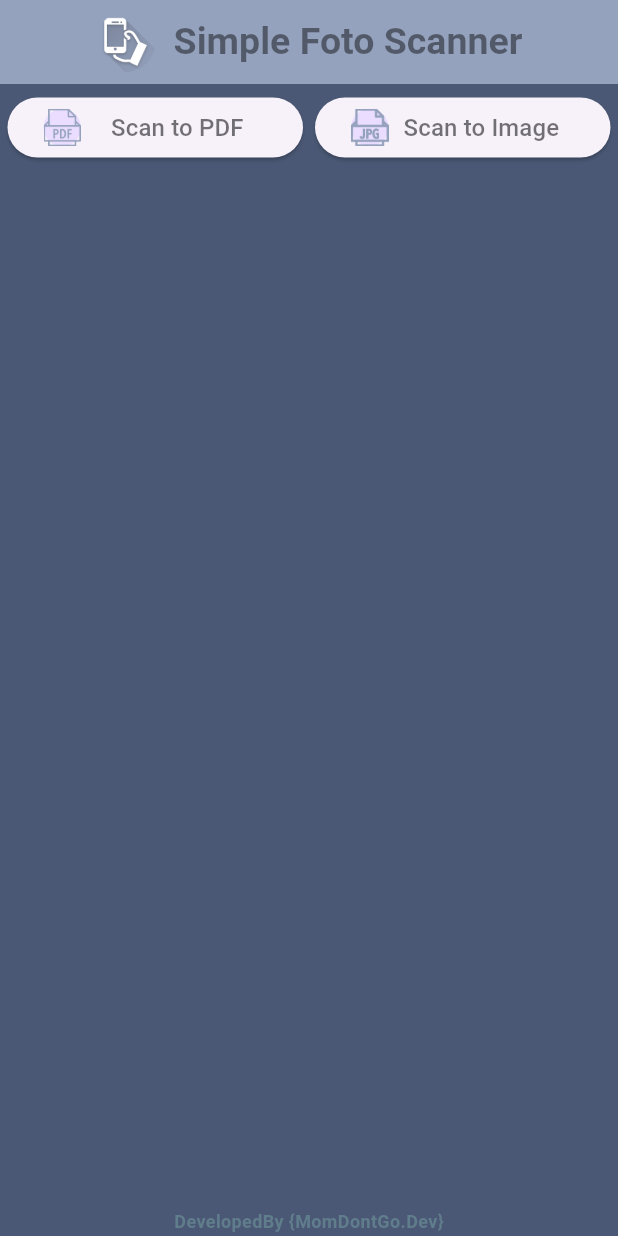
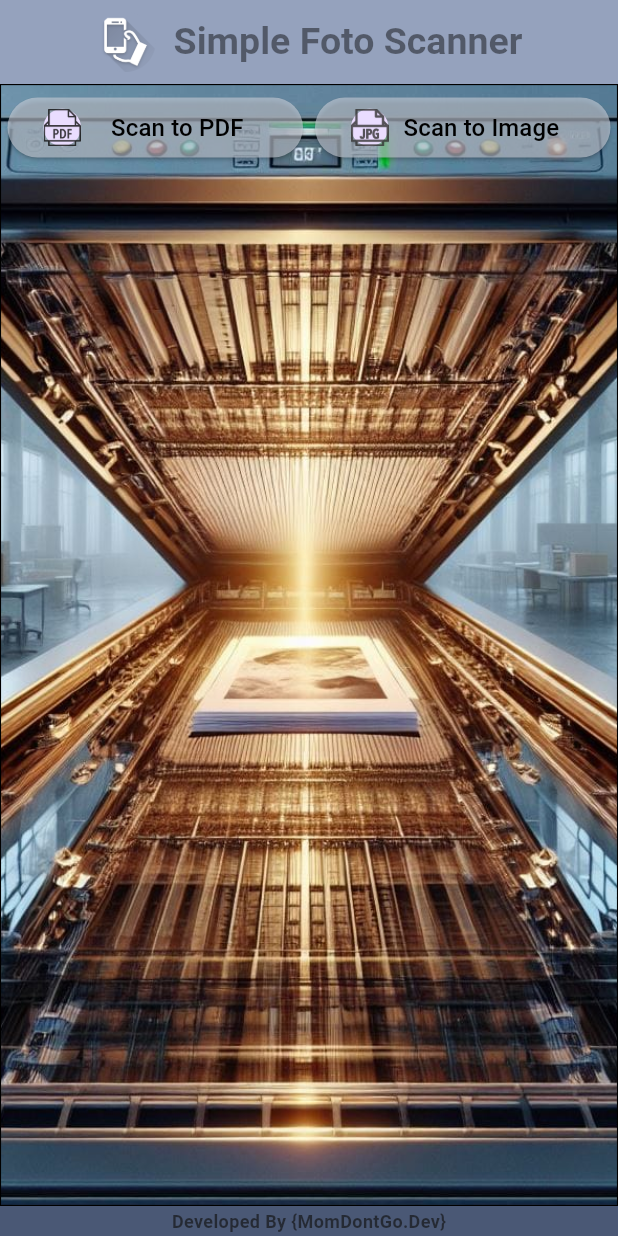
Before and after one commit to dimasb69/simple_foto_scanner, a Flutter app: the screen it shows after launch, on a phone screen of 412 x 824 dp. Run offline on Flutter 3.47's test engine with Material 3 defaults, Android fonts, the phone set to English and light mode, and no system bars; our stand-ins replace device_info_plus, permission_handler; missing offline and left inert: document_scanner_flutter, easy_pdf_viewer, open_file_plus.

Commit message:
Se agrega fondo y se estiliza botones

```diff
--- a/lib/functions_const.dart
+++ b/lib/functions_const.dart
@@ -118,7 +118,7 @@ Widget bottomDevName() {
               child: const Text('Developed',
                   style: TextStyle(
                       fontSize: 12,
-                      color: Colors.blueGrey,
+                      color: Color(0xA6111111),
                       fontWeight: FontWeight.bold)),
             ),
           ),
@@ -131,10 +131,10 @@ Widget bottomDevName() {
                   throw Exception('Could not launch $url');
                 }
               },
-              child: const Text('By {MomDontGo.Dev}',
+              child: const Text(' By {MomDontGo.Dev}',
                   style: TextStyle(
                       fontSize: 12,
-                      color: Colors.blueGrey,
+                      color: Color(0xA6111111),
                       fontWeight: FontWeight.bold)),
             ),
           ),
--- a/lib/main.dart
+++ b/lib/main.dart
@@ -16,10 +16,10 @@ void main() {
   runApp(MyApp());
 }
 
+
 class MyApp extends StatefulWidget {
   @override
   _MyAppState createState() => _MyAppState();
-
 }
 
 
@@ -104,7 +104,13 @@ class _MyAppState extends State<MyApp> {
             ],
           ),
         ),
-        body: Column(
+        body: Container(
+          decoration: const BoxDecoration(
+              image: DecorationImage(image: AssetImage("assets/scanner.png"), fit: BoxFit.fill)
+          ),
+          width: double.maxFinite,
+          height: double.maxFinite,
+          child: Column(
             children: [
               if (_scannedDocument != null || _scannedImage != null) ...[
                 if (imgChk)
@@ -167,14 +173,9 @@ class _MyAppState extends State<MyApp> {
                       flex: 1,
                       child: Builder(builder: (context) {
                         return ElevatedButton(
-                        style: ButtonStyle(
-                          backgroundColor: MaterialStateProperty.resolveWith<Color?>(
-                                (Set<MaterialState> states) {
-                              if (states.contains(MaterialState.pressed)) {
-                                return Theme.of(context).colorScheme.primary.withOpacity(0.5);
-                              }
-                            },
-                          ),
+                          style: const ButtonStyle(
+                            backgroundColor: MaterialStatePropertyAll(Color(
+                                0x96cdd2dc))
                           ),
                           onPressed: () => openPdfScanner(context),
                           child: const Row(
@@ -184,11 +185,13 @@ class _MyAppState extends State<MyApp> {
                                 width: 25,
                                 height: 25,
                                 child: CircleAvatar(
-                                child: Image(image: AssetImage('assets/pdf.png')),
+                                  child: Image(image: AssetImage('assets/pdf.png'), color: Color(
+                                      0xD8131313)
+                                  ),
                                 ),
                               ),
                               SizedBox(width: 20),
-                            Text("Scan to PDF", style: TextStyle(fontSize: 16, color: Colors.black54),)
+                              Text("Scan to PDF", style: TextStyle(fontSize: 16, color: Colors.black),)
                             ],
                           )
                         );
@@ -199,14 +202,8 @@ class _MyAppState extends State<MyApp> {
                       flex: 1,
                       child: Builder(builder: (context) {
                         return ElevatedButton(
-                          style: ButtonStyle(
-                            backgroundColor: MaterialStateProperty.resolveWith<Color?>(
-                                  (Set<MaterialState> states) {
-                                if (states.contains(MaterialState.pressed)) {
-                                  return Theme.of(context).colorScheme.primary.withOpacity(0.5);
-                                }
-                              },
-                            ),
+                            style: const ButtonStyle(backgroundColor: MaterialStatePropertyAll(Color(
+                                0x96cdd2dc))
                             ),
                             onPressed: () => openImageScanner(context),
                             child: const Row(
@@ -216,11 +213,13 @@ class _MyAppState extends State<MyApp> {
                                   width: 25,
                                   height: 25,
                                   child: CircleAvatar(
-                                  child: Image(image: AssetImage('assets/jpg.png')),
+                                    child: Image(image: AssetImage('assets/jpg.png'),color: Color(
+                                        0xD0333232)
+                                    ),
                                   ),
                                   ),
                                 SizedBox(width: 10),
-                              Text("Scan to Image", style: TextStyle(fontSize: 16, color: Colors.black54),)
+                                Text("Scan to Image", style: TextStyle(fontSize: 16, color: Colors.black),)
                               ],
                             )
                         );
@@ -230,6 +229,7 @@ class _MyAppState extends State<MyApp> {
                 ),
               )
             ],
+          ),
         ),
         bottomNavigationBar: bottomDevName(),
       ),
```
Also changed, not shown: assets/scanner.png (added). Lines whose indentation alone changed are shown as unchanged.
